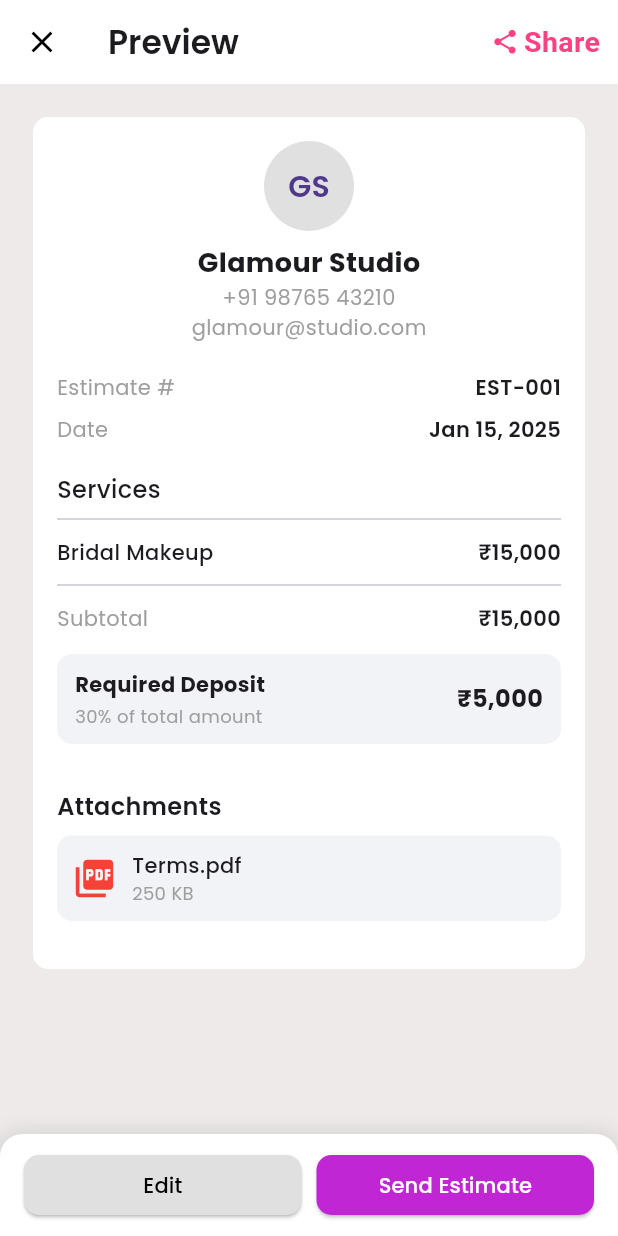
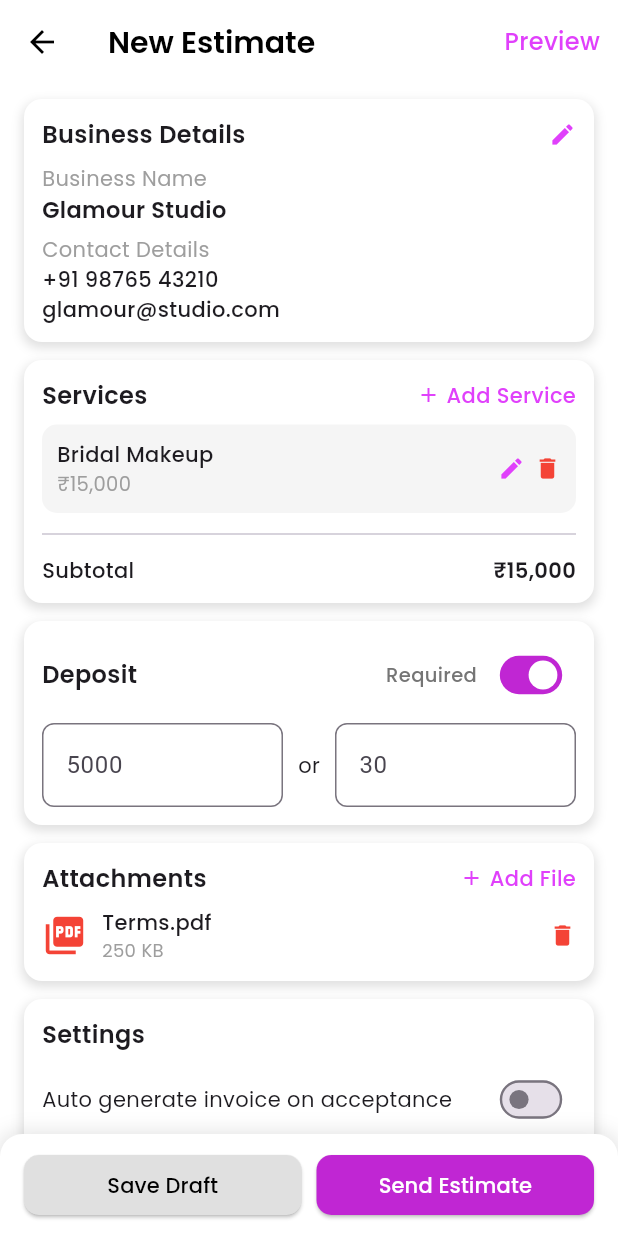
Before and after one commit to Chinmayverma1602/1glam, a Flutter app: the screen it shows after launch, on a phone screen of 412 x 824 dp. Run offline on Flutter 3.47's test engine with Material 3 defaults, Android fonts, the phone set to English and light mode, and no system bars; our stand-ins replace cloud_firestore, dropdown_textfield, firebase_auth, firebase_core, flutter_svg, font_awesome_flutter and 11 more; missing offline and left inert: flutter_facebook_auth, switcher_button; accounts and stored records are empty; project files that could hold a hidden picture were left out.

Commit message:
finished new estimate page

```diff
--- a/lib/main.dart
+++ b/lib/main.dart
@@ -30,7 +30,7 @@ void main() async {
 
 Future<String> getInitialRoute() async {
   SharedPreferences prefs = await SharedPreferences.getInstance();
-  return prefs.getString('user_email') != null ? '/home' : '/PreviewPage';
+  return prefs.getString('user_email') != null ? '/home' : '/newPage';
 }
 
 class MyApp extends StatelessWidget {
--- a/lib/screens/NewEstimatePage.dart
+++ b/lib/screens/NewEstimatePage.dart
@@ -39,25 +39,112 @@ class EstimateScreen extends StatelessWidget {
         child: Column(
           crossAxisAlignment: CrossAxisAlignment.start,
           children: [
-            _buildCard("Business Details", _businessDetailsContent(), true),
-            _buildCard("Services", _servicesContent(), true),
-            _buildCard("Deposit", _depositContent(), true),
-            _buildCard("Attachments", _attachmentsContent(), true),
-            _buildCard("Settings", _settingsContent(), false),
+            _buildCard(
+              "Business Details",
+              _businessDetailsContent(),
+              trailingWidget:
+                  const Icon(Icons.edit, color: Colors.purpleAccent, size: 18),
+            ),
+            _buildCard("Services", _servicesContent(),
+                trailingWidget: addServiceButton("Add Service")),
+            _buildCard("Deposit", _depositContent(),
+                trailingWidget: addDepositButton(true)),
+            _buildCard("Attachments", _attachmentsContent(),
+                trailingWidget: addServiceButton("Add File")),
+            _buildCard(
+              "Settings",
+              _settingsContent(),
+            ),
             const SizedBox(height: 16),
           ],
         ),
       ),
-      bottomNavigationBar: SafeArea(
-        child: BottomActionBar(
+      bottomNavigationBar: BottomActionBar(
         leftButtonText: "Save Draft",
         rightButtonText: "Send Estimate",
-        ),
       ),
     );
   }
 
-  Widget _buildCard(String title, Widget content, bool showEditIcon) {
+  Widget addServiceButton(String text) {
+    return GestureDetector(
+      onTap: () {},
+      child: Row(
+        mainAxisSize: MainAxisSize.min,
+        children: [
+          const Icon(Icons.add, color: Colors.purpleAccent, size: 16),
+          const SizedBox(width: 4),
+          Text(
+            text,
+            style: GoogleFonts.poppins(
+              color: Colors.purpleAccent,
+              fontSize: 14,
+              fontWeight: FontWeight.w500,
+            ),
+          ),
+        ],
+      ),
+    );
+  }
+
+ Widget addDepositButton(bool value) {
+  return StatefulBuilder(
+    builder: (context, setState) {
+      bool isSwitched = true; // Persistent state for toggle
+
+      return GestureDetector(
+        onTap: () {
+          setState(() {
+            isSwitched = !isSwitched; // Toggle switch on tap
+          });
+        },
+        child: Row(
+          children: [
+            Text(
+              "Required",
+              style: GoogleFonts.poppins(
+                color: Colors.grey[600],
+                fontSize: 13, // Slightly smaller size
+                fontWeight: FontWeight.w500,
+              ),
+            ),
+            SizedBox(width: 6),
+            StatefulBuilder(
+        builder: (context, setState) {
+          return GestureDetector(
+            onTap: () {
+              setState(() {
+                value = !value;
+                // onChanged(value); // Callback for external state handling
+              });
+            },
+            child: Transform.scale(
+              scale: 0.8, // Reduce switch size
+              child: Switch(
+                value: value,
+                onChanged: (val) {
+                  setState(() {
+                    value = val;
+
+                  });
+                },
+                activeColor: Colors.white,
+                activeTrackColor: Color(0xFFC026D3),
+              ),
+            ),
+          );
+        },
+      ),
+          ],
+        ),
+      );
+    },
+  );
+}
+
+
+
+  Widget _buildCard(String title, Widget content, {Widget? trailingWidget}) {
     return Container(
       margin: const EdgeInsets.only(bottom: 12),
       padding: const EdgeInsets.all(12),
@@ -82,8 +169,8 @@ class EstimateScreen extends StatelessWidget {
               Text(title,
                   style: GoogleFonts.poppins(
                       fontSize: 16, fontWeight: FontWeight.w600)),
-              if (showEditIcon)
-                const Icon(Icons.edit, color: Colors.purpleAccent, size: 18)
+              if (trailingWidget != null)
+                trailingWidget, // ✅ Show only if passed
             ],
           ),
           const SizedBox(height: 8),
@@ -164,11 +251,11 @@ class EstimateScreen extends StatelessWidget {
       mainAxisAlignment: MainAxisAlignment.spaceBetween,
       children: [
         Text(title,
-            style: GoogleFonts.poppins(
-                fontSize: 14, fontWeight: FontWeight.w500)),
+            style:
+                GoogleFonts.poppins(fontSize: 14, fontWeight: FontWeight.w500)),
         Text(amount,
-            style: GoogleFonts.poppins(
-                fontSize: 14, fontWeight: FontWeight.w600)),
+            style:
+                GoogleFonts.poppins(fontSize: 14, fontWeight: FontWeight.w600)),
       ],
     );
   }
@@ -177,13 +264,13 @@ class EstimateScreen extends StatelessWidget {
     return Column(
       crossAxisAlignment: CrossAxisAlignment.start,
       children: [
-        Row(
-          mainAxisAlignment: MainAxisAlignment.spaceBetween,
-          children: [
-            Text("Required", style: GoogleFonts.poppins(fontSize: 14)),
-            Switch(value: true, onChanged: (val) {}),
-          ],
-        ),
+        // Row(
+        //   mainAxisAlignment: MainAxisAlignment.spaceBetween,
+        //   children: [
+        //     Text("Required", style: GoogleFonts.poppins(fontSize: 14)),
+        //     Switch(value: true, onChanged: (val) {}),
+        //   ],
+        // ),
         Row(
           children: [
             Expanded(
@@ -247,9 +334,38 @@ class EstimateScreen extends StatelessWidget {
   return Row(
     mainAxisAlignment: MainAxisAlignment.spaceBetween,
     children: [
-        Text(title, style: GoogleFonts.poppins(fontSize: 14)),
-        Switch(value: value, onChanged: (val) {}),
+      Text(
+        title,
+        style: GoogleFonts.poppins(fontSize: 14),
+      ),
+      StatefulBuilder(
+        builder: (context, setState) {
+          return GestureDetector(
+            onTap: () {
+              setState(() {
+                value = !value;
+                // onChanged(value); // Callback for external state handling
+              });
+            },
+            child: Transform.scale(
+              scale: 0.8, // Reduce switch size
+              child: Switch(
+                value: value,
+                onChanged: (val) {
+                  setState(() {
+                    value = val;
+
+                  });
+                },
+                activeColor: Colors.white,
+                activeTrackColor: Color(0xFFC026D3),
+              ),
+            ),
+          );
+        },
+      ),
     ],
   );
 }
+
 }
```
Also changed, not shown: 125 other files. Lines whose indentation alone changed are shown as unchanged.
